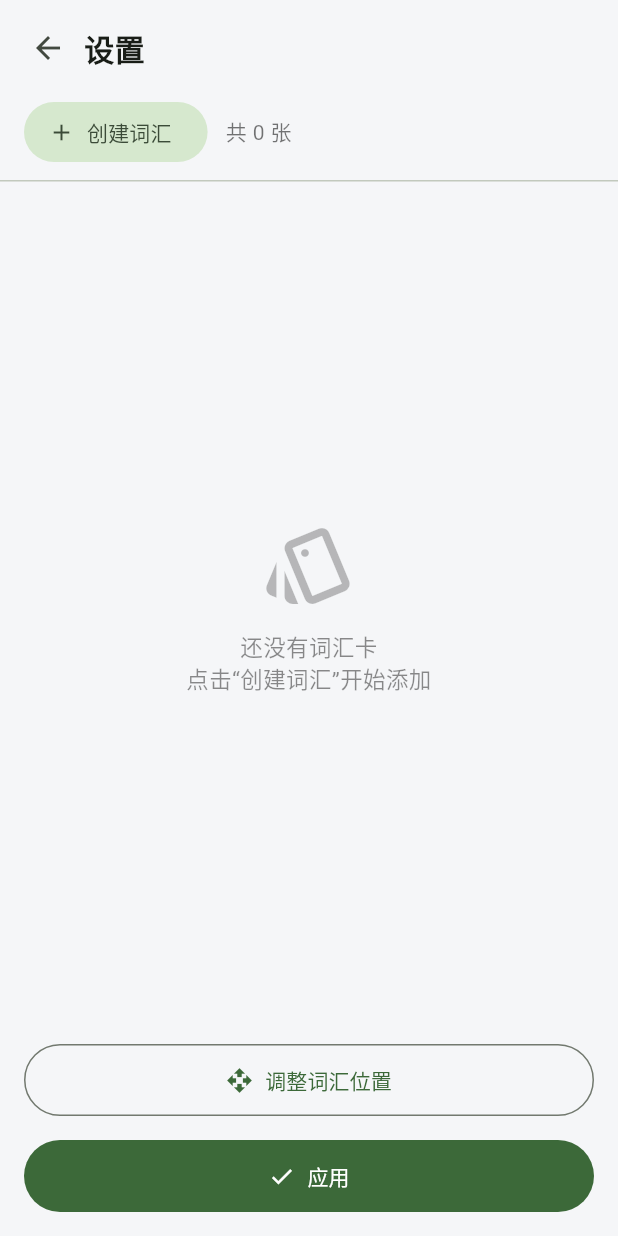
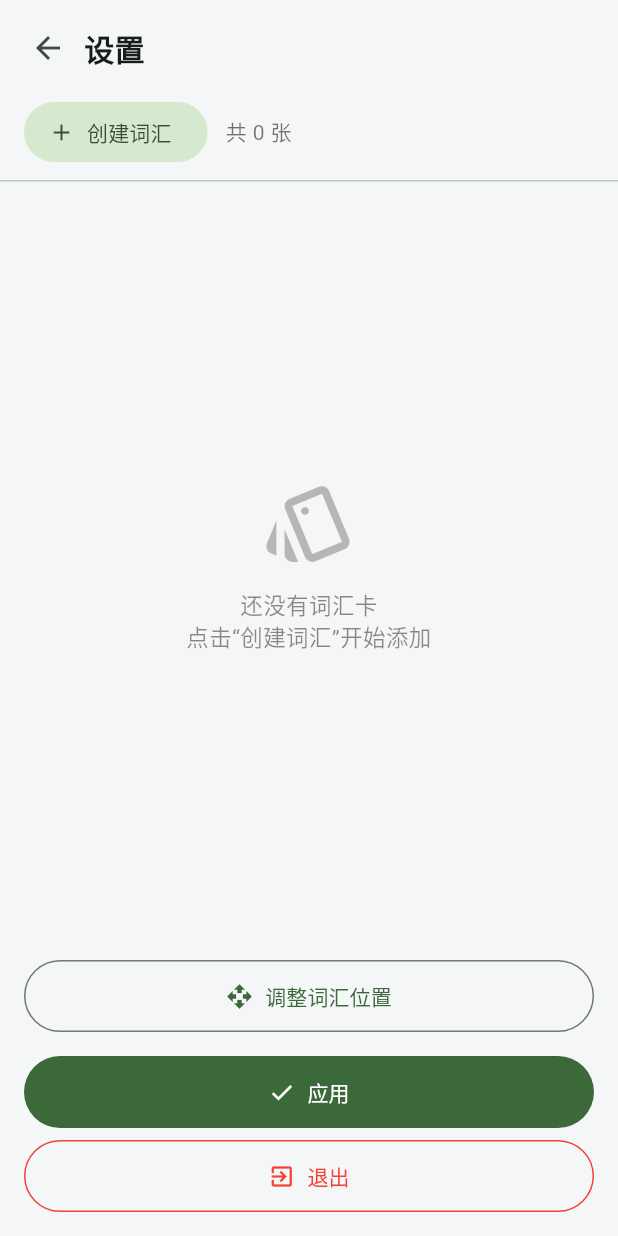
Before and after one commit to MoGucharev/EasyEnglish, a Flutter app: the screen it shows after launch, after a tap on "设置", on a phone screen of 412 x 824 dp. Run offline on Flutter 3.47's test engine with Material 3 defaults, Android fonts, the phone set to English and light mode, and no system bars; our stand-ins replace material_ui, shared_preferences; missing offline and left inert: window_manager; statements that could not run were skipped.

Commit message:
windows版添加应用内退出功能

```diff
--- a/lib/screens/settings_screen.dart
+++ b/lib/screens/settings_screen.dart
@@ -18,11 +18,15 @@ class SettingsScreen extends StatefulWidget {
   final void Function(List<VocabCard> cards) onApply;
   final VoidCallback onBack;
 
+  /// 点击右下角“退出”按钮时调用（保存后退出应用），参数为当前输入内容。
+  final void Function(List<VocabCard> cards)? onExit;
+
   const SettingsScreen({
     super.key,
     required this.initialCards,
     required this.onApply,
     required this.onBack,
+    this.onExit,
   });
 
   @override
@@ -133,6 +137,18 @@ class _SettingsScreenState extends State<SettingsScreen> {
     widget.onApply(cards);
   }
 
+  void _exit() {
+    // 退出前先收集当前输入内容，交给外部先保存再退出。
+    final cards = _collectCards();
+    final onExit = widget.onExit;
+    if (onExit != null) {
+      onExit(cards);
+      return;
+    }
+    // 未提供退出回调时，直接关闭应用。
+    OverlayService.instance.closeApp();
+  }
+
   @override
   void dispose() {
     for (final e in _entries) {
@@ -179,7 +195,7 @@ class _SettingsScreenState extends State<SettingsScreen> {
               ),
             ),
             Padding(
-              padding: const EdgeInsets.all(16),
+              padding: const EdgeInsets.fromLTRB(16, 16, 16, 8),
               child: SizedBox(
                 width: double.infinity,
                 child: FilledButton.icon(
@@ -188,6 +204,22 @@ class _SettingsScreenState extends State<SettingsScreen> {
                   label: const Text('应用'),
                   style: FilledButton.styleFrom(
                     padding: const EdgeInsets.symmetric(vertical: 14),
+                  ),
+                ),
+              ),
+            ),
+            // “退出”按钮位于“应用”下方：保存后退出应用。
+            Padding(
+              padding: const EdgeInsets.fromLTRB(16, 0, 16, 16),
+              child: SizedBox(
+                width: double.infinity,
+                child: OutlinedButton.icon(
+                  onPressed: _exit,
+                  icon: const Icon(Icons.exit_to_app, color: Colors.red),
+                  label: const Text('退出', style: TextStyle(color: Colors.red)),
+                  style: OutlinedButton.styleFrom(
+                    padding: const EdgeInsets.symmetric(vertical: 14),
+                    side: const BorderSide(color: Colors.red),
                   ),
                 ),
               ),
```
Also changed, not shown: lib/main.dart (+7 -0 lines), lib/services/overlay_service.dart (+9 -1 lines), 1 other file.
